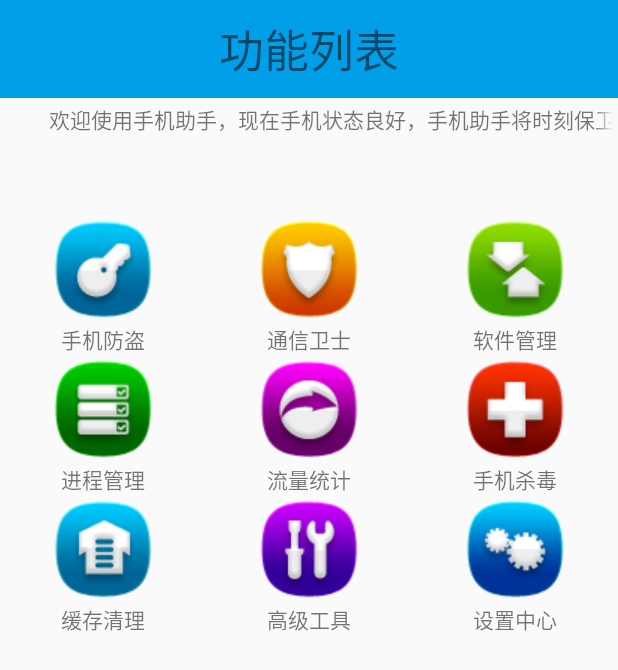
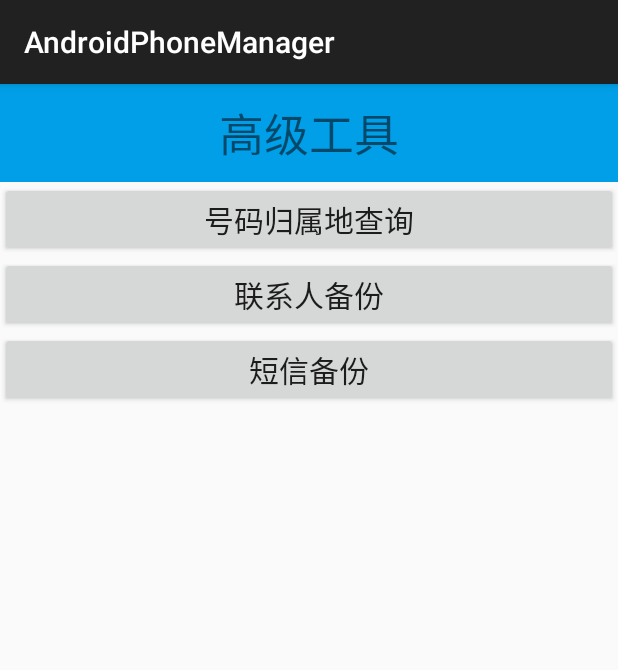
Before and after one commit to huuugh/AndroidPhoneManager, an Android app: the screen it shows after launch (HomeActivity before the commit, AdvanceToolsActivity after it), after a tap on "高级工具", on a phone screen of 412 x 824 dp. Shown: the top 670 px of the screen. Run offline under Robolectric (Android 15) with nearby library versions, the light colour scheme and no system bars; 3 other taps on this screen came first.

Commit message:
号码归属地的查询与显示，以及显示位置的设置

```diff
--- /dev/null
+++ b/PhoneManager/src/main/java/com/app/hugh/androidphonemanager/Activity/AdvanceToolsActivity.java
@@ -0,0 +1,22 @@
+package com.app.hugh.androidphonemanager.Activity;
+
+import android.content.Intent;
+import android.support.v7.app.ActionBarActivity;
+import android.os.Bundle;
+import android.view.View;
+
+import com.app.hugh.androidphonemanager.R;
+
+public class AdvanceToolsActivity extends ActionBarActivity {
+
+    @Override
+    protected void onCreate(Bundle savedInstanceState) {
+        super.onCreate(savedInstanceState);
+        setContentView(R.layout.activity_advancetools);
+    }
+
+    public void numlocation(View view)
+    {
+        startActivity(new Intent(this,NumberLocationActivity.class));
+    }
+}
--- a/PhoneManager/src/main/java/com/app/hugh/androidphonemanager/Activity/HomeActivity.java
+++ b/PhoneManager/src/main/java/com/app/hugh/androidphonemanager/Activity/HomeActivity.java
@@ -130,11 +130,10 @@ public class HomeActivity extends ActionBarActivity {
                     break;
                 case 6:
                     Toast.makeText(HomeActivity.this, "缓存清理", Toast.LENGTH_SHORT).show();
-
                     break;
                 case 7:
                     Toast.makeText(HomeActivity.this, "高级工具", Toast.LENGTH_SHORT).show();
-
+                    startActivity(new Intent(HomeActivity.this,AdvanceToolsActivity.class));
                     break;
                 case 8:
                     startActivity(new Intent(HomeActivity.this,SettingCenterActivity.class));
--- a/PhoneManager/src/main/java/com/app/hugh/androidphonemanager/Activity/SplashActivity.java
+++ b/PhoneManager/src/main/java/com/app/hugh/androidphonemanager/Activity/SplashActivity.java
@@ -6,6 +6,7 @@ import android.content.DialogInterface;
 import android.content.Intent;
 import android.content.pm.PackageInfo;
 import android.content.pm.PackageManager;
+import android.content.res.AssetManager;
 import android.net.Uri;
 import android.os.Bundle;
 import android.os.Environment;
@@ -20,6 +21,7 @@ import android.widget.Toast;
 
 import com.app.hugh.androidphonemanager.Application.DataShareApplication;
 import com.app.hugh.androidphonemanager.R;
+import com.app.hugh.androidphonemanager.Service.NumberLocationService;
 import com.loopj.android.http.AsyncHttpClient;
 import com.loopj.android.http.AsyncHttpResponseHandler;
 
@@ -46,7 +48,8 @@ public class SplashActivity extends ActionBarActivity {
     private String path;
 
     @Override
-    protected void onCreate(Bundle savedInstanceState) {
+    protected void onCreate(Bundle savedInstanceState)
+    {
         super.onCreate(savedInstanceState);
         setContentView(R.layout.activity_splash);
         /*隐藏ActionBar*/
@@ -65,6 +68,32 @@ public class SplashActivity extends ActionBarActivity {
         else
         {
             waitmoment();
+        }
+        copydb();
+    }
+    /*将assets目录下的数据库复制到data/data/pakagename/目录下*/
+    private void copydb() {
+        try {
+
+            File db=new File("data/data/"+getPackageName()+"/location.db");
+            if (db.exists())
+                return;
+
+            final AssetManager assets = getAssets();
+            final InputStream open = assets.open("naddress.db");
+            FileOutputStream fos = new FileOutputStream(db);
+
+            byte[] bytes= new byte[1024];
+            int len=-1;
+            while((len=open.read(bytes,0,1024))!=-1){
+                fos.write(bytes,0,len);
+            }
+            fos.close();
+            open.close();
+        } catch (FileNotFoundException e) {
+            e.printStackTrace();
+        } catch (IOException e) {
+            e.printStackTrace();
         }
     }
 
--- a/PhoneManager/src/main/java/com/app/hugh/androidphonemanager/CustomizeView/SettingItem.java
+++ b/PhoneManager/src/main/java/com/app/hugh/androidphonemanager/CustomizeView/SettingItem.java
@@ -4,6 +4,7 @@ import android.app.Application;
 import android.content.Context;
 import android.content.SharedPreferences;
 import android.util.AttributeSet;
+import android.util.Log;
 import android.view.View;
 import android.widget.CheckBox;
 import android.widget.RelativeLayout;
@@ -84,7 +85,7 @@ public class SettingItem extends RelativeLayout {
             {
                 tv_setting_state.setText(itemState_off);
                 cb_setting_switch.setChecked(false);
-                edit.putBoolean(key,false);
+                edit.putBoolean(key, false);
                 edit.commit();
             }
             else
--- /dev/null
+++ b/PhoneManager/src/main/res/layout/activity_advancetools.xml
@@ -0,0 +1,31 @@
+<?xml version="1.0" encoding="utf-8"?>
+<LinearLayout xmlns:android="http://schemas.android.com/apk/res/android"
+    xmlns:tools="http://schemas.android.com/tools"
+    android:layout_width="match_parent"
+    android:layout_height="match_parent"
+    android:orientation="vertical"
+    tools:context="com.app.hugh.androidphonemanager.Activity.AdvanceToolsActivity">
+
+    <TextView
+        style="@style/pagetitle"
+        android:text="高级工具"/>
+
+    <Button
+        android:layout_width="match_parent"
+        android:layout_height="wrap_content"
+        android:text="号码归属地查询"
+        android:textSize="20sp"
+        android:onClick="numlocation"/>
+
+    <Button
+        android:layout_width="match_parent"
+        android:layout_height="wrap_content"
+        android:text="联系人备份"
+        android:textSize="20sp"/>
+
+    <Button
+        android:layout_width="match_parent"
+        android:layout_height="wrap_content"
+        android:text="短信备份"
+        android:textSize="20sp"/>
+</LinearLayout>
--- a/PhoneManager/src/main/res/layout/settingitem.xml
+++ b/PhoneManager/src/main/res/layout/settingitem.xml
@@ -4,9 +4,9 @@
     android:orientation="vertical"
     android:layout_width="match_parent"
     android:layout_height="wrap_content"
-    android:background="#CCC"
-    android:layout_marginTop="2dp"
-    android:layout_marginBottom="2dp">
+    android:background="#AAA"
+    android:layout_marginTop="3dp"
+    android:layout_marginBottom="3dp">
 
     <TextView
         android:layout_width="wrap_content"
```
Also changed, not shown: PhoneManager/src/main/AndroidManifest.xml (+11 -2 lines), PhoneManager/src/main/java/com/app/hugh/androidphonemanager/Activity/NumberLocationActivity.java (added, +51 -0 lines), PhoneManager/src/main/java/com/app/hugh/androidphonemanager/Activity/SetNumLocationShowActivity.java (added, +150 -0 lines), PhoneManager/src/main/java/com/app/hugh/androidphonemanager/Activity/SettingCenterActivity.java (+45 -0 lines), PhoneManager/src/main/java/com/app/hugh/androidphonemanager/Application/DataShareApplication.java (+17 -0 lines), PhoneManager/src/main/java/com/app/hugh/androidphonemanager/Dao/NumLoacationDao.java (added, +40 -0 lines), PhoneManager/src/main/java/com/app/hugh/androidphonemanager/Service/NumberLocationService.java (added, +114 -0 lines), PhoneManager/src/main/res/layout/activity_numberlocation.xml (added, +35 -0 lines), PhoneManager/src/main/res/layout/activity_setnumlocationshow.xml (added, +24 -0 lines), PhoneManager/src/main/res/layout/activity_setting.xml (+12 -3 lines), PhoneManager/src/main/res/layout/shownumberlocation.xml (added, +14 -0 lines), PhoneManager/src/main/res/drawable/call_locate_gray.9.png (added), 1 other file.
